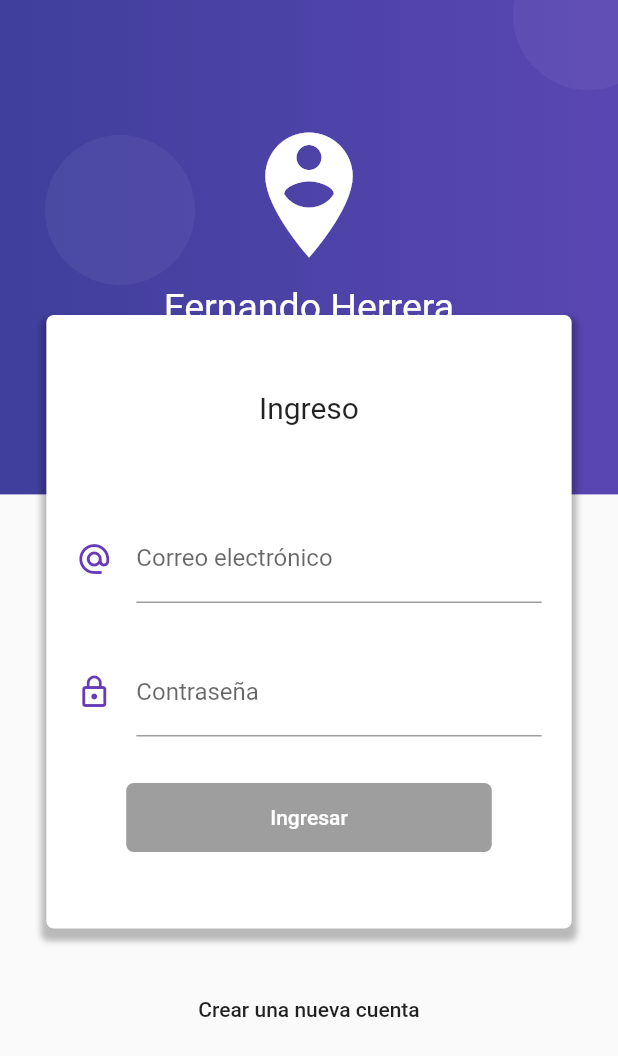
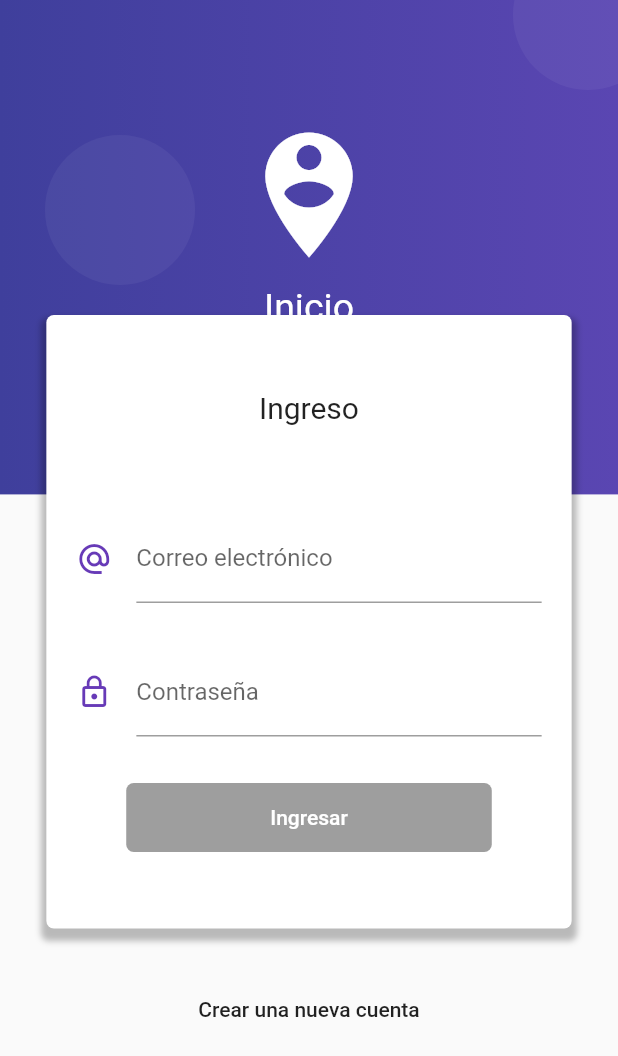
Before and after one commit to chmodmc/AppProductos, a Flutter app: the screen it shows after launch, on a phone screen of 412 x 824 dp. Shown: the top 1056 px of the screen. Run offline on Flutter 3.47's test engine with Material 2 defaults, Android fonts, the phone set to English and light mode, and no system bars; our stand-ins replace image_picker, rxdart, shared_preferences; missing offline and left inert: mime_type; statements that could not run were skipped.

Commit message:
Update login_page.dart

```diff
--- a/flutter-form-validation-4.0.0/lib/src/pages/login_page.dart
+++ b/flutter-form-validation-4.0.0/lib/src/pages/login_page.dart
@@ -217,7 +217,7 @@ class LoginPage extends StatelessWidget {
             children: <Widget>[
               Icon( Icons.person_pin_circle, color: Colors.white, size: 100.0 ),
               SizedBox( height: 10.0, width: double.infinity ),
-              Text('Fernando Herrera', style: TextStyle( color: Colors.white, fontSize: 25.0 ))
+              Text('Inicio', style: TextStyle( color: Colors.white, fontSize: 25.0 ))
             ],
           ),
         )
```
